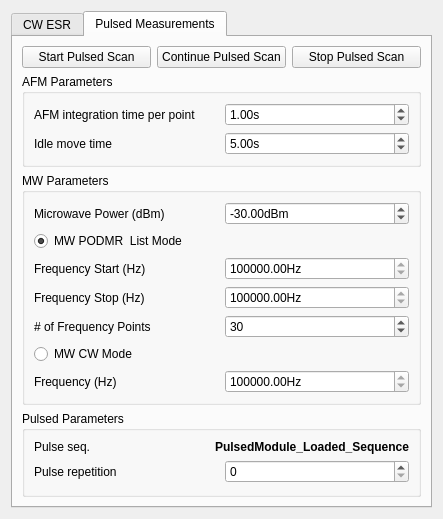
Qt form gui/qafm/ui_quantitative_mode.ui (sriharijayaram5/qudi) before a commit.
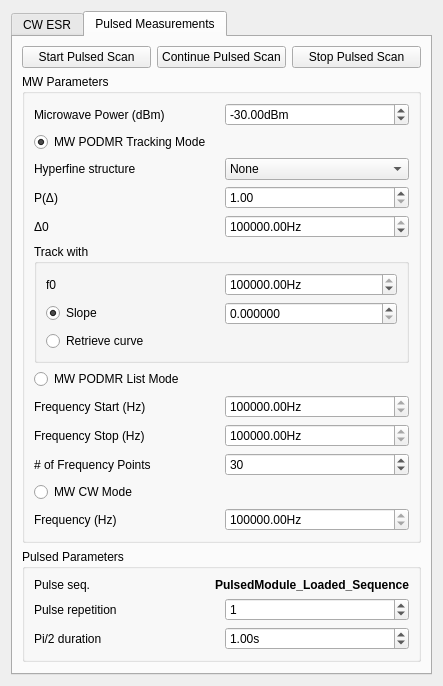
The same form after that commit. The open tabs and pages were chosen to show the change. Custom widgets are drawn as their Qt base class.

```diff
--- a/gui/qafm/ui_quantitative_mode.ui
+++ b/gui/qafm/ui_quantitative_mode.ui
@@ -7,14 +7,14 @@
     <x>0</x>
     <y>0</y>
     <width>410</width>
-    <height>500</height>
+    <height>642</height>
    </rect>
   </property>
   <property name="windowTitle">
    <string>Quantitative Measurement Control</string>
   </property>
-  <layout class="QVBoxLayout" name="verticalLayout">
-   <item>
+  <layout class="QGridLayout" name="gridLayout_4">
+   <item row="0" column="0">
     <widget class="QTabWidget" name="tabWidget">
      <property name="currentIndex">
       <number>1</number>
@@ -26,7 +26,7 @@
       <attribute name="title">
        <string>CW ESR</string>
       </attribute>
-      <layout class="QGridLayout" name="gridLayout_5">
+      <layout class="QGridLayout" name="gridLayout_2">
        <item row="0" column="0">
         <layout class="QHBoxLayout" name="horizontalLayout">
          <item>
@@ -286,7 +286,7 @@
       <attribute name="title">
        <string>Pulsed Measurements</string>
       </attribute>
-      <layout class="QGridLayout" name="gridLayout_4">
+      <layout class="QGridLayout" name="gridLayout_5">
        <item row="0" column="0">
         <layout class="QHBoxLayout" name="horizontalLayout_3">
          <item>
@@ -316,70 +316,12 @@
         </layout>
        </item>
        <item row="1" column="0">
-        <widget class="QGroupBox" name="groupBox_5">
-         <property name="title">
-          <string>AFM Parameters</string>
-         </property>
-         <layout class="QGridLayout" name="gridLayout_6">
-          <item row="0" column="0">
-           <widget class="QLabel" name="label_17">
-            <property name="text">
-             <string>AFM integration time per point</string>
-            </property>
-           </widget>
-          </item>
-          <item row="0" column="1">
-           <widget class="ScienDSpinBox" name="pulsed_afm_int_time_DoubleSpinBox">
-            <property name="suffix">
-             <string>s</string>
-            </property>
-            <property name="singleStep">
-             <double>0.100000000000000</double>
-            </property>
-            <property name="value">
-             <double>1.000000000000000</double>
-            </property>
-           </widget>
-          </item>
-          <item row="1" column="1">
-           <widget class="ScienDSpinBox" name="pulsed_idle_move_time_QDoubleSpinBox">
-            <property name="toolTip">
-             <string>&lt;html&gt;&lt;head/&gt;&lt;body&gt;&lt;p&gt;The time the scanner should take during an idle move, i.e. when it drives to a new position, or to travel to the next starting position if the end line was reached in a single forward scan.&lt;/p&gt;&lt;p&gt;Default is 0.5s.&lt;/p&gt;&lt;/body&gt;&lt;/html&gt;</string>
-            </property>
-            <property name="suffix">
-             <string>s</string>
-            </property>
-            <property name="minimum">
-             <double>0.100000000000000</double>
-            </property>
-            <property name="singleStep">
-             <double>0.100000000000000</double>
-            </property>
-            <property name="value">
-             <double>5.000000000000000</double>
-            </property>
-           </widget>
-          </item>
-          <item row="1" column="0">
-           <widget class="QLabel" name="label_16">
-            <property name="toolTip">
-             <string>&lt;html&gt;&lt;head/&gt;&lt;body&gt;&lt;p&gt;The time the scanner should take during an idle move, i.e. when it drives to a new position, or to travel to the next starting position if the end line was reached in a single forward scan.&lt;/p&gt;&lt;/body&gt;&lt;/html&gt;</string>
-            </property>
-            <property name="text">
-             <string>Idle move time</string>
-            </property>
-           </widget>
-          </item>
-         </layout>
-        </widget>
-       </item>
-       <item row="2" column="0">
         <widget class="QGroupBox" name="groupBox_4">
          <property name="title">
           <string>MW Parameters</string>
          </property>
-         <layout class="QVBoxLayout" name="verticalLayout_4">
-          <item>
+         <layout class="QGridLayout" name="gridLayout_7">
+          <item row="0" column="0">
            <layout class="QHBoxLayout" name="horizontalLayout_9">
             <item>
              <widget class="QLabel" name="label_14">
@@ -412,20 +354,198 @@
             </item>
            </layout>
           </item>
+          <item row="1" column="0">
+           <widget class="QRadioButton" name="mw_tracking_mode_RadioButton">
+            <property name="toolTip">
+             <string>&lt;html&gt;&lt;head/&gt;&lt;body&gt;&lt;p&gt;It is expected that only one resonance peak of the NV is measured.&lt;/p&gt;&lt;/body&gt;&lt;/html&gt;</string>
+            </property>
+            <property name="text">
+             <string>MW PODMR Tracking Mode</string>
+            </property>
+            <property name="checked">
+             <bool>true</bool>
+            </property>
+            <property name="autoExclusive">
+             <bool>false</bool>
+            </property>
+            <attribute name="buttonGroup">
+             <string notr="true">buttonGroup</string>
+            </attribute>
+           </widget>
+          </item>
+          <item row="2" column="0">
+           <layout class="QHBoxLayout" name="horizontalLayout_15">
           <item>
+             <widget class="QLabel" name="label_9">
+              <property name="text">
+               <string>Hyperfine structure</string>
+              </property>
+             </widget>
+            </item>
+            <item>
+             <widget class="QComboBox" name="hyperfine_comboBox">
+              <item>
+               <property name="text">
+                <string>None</string>
+               </property>
+              </item>
+             </widget>
+            </item>
+           </layout>
+          </item>
+          <item row="3" column="0">
+           <layout class="QHBoxLayout" name="horizontalLayout_4">
+            <item>
+             <widget class="QLabel" name="label_24">
+              <property name="text">
+               <string>P(Δ)</string>
+              </property>
+             </widget>
+            </item>
+            <item>
+             <widget class="ScienDSpinBox" name="p_delta_doubleSpinBox">
+              <property name="minimum">
+               <double>1.000000000000000</double>
+              </property>
+              <property name="maximum">
+               <double>100000000000000000.000000000000000</double>
+              </property>
+              <property name="value">
+               <double>1.000000000000000</double>
+              </property>
+             </widget>
+            </item>
+           </layout>
+          </item>
+          <item row="4" column="0">
+           <layout class="QHBoxLayout" name="horizontalLayout_17">
+            <item>
+             <widget class="QLabel" name="label_25">
+              <property name="text">
+               <string>Δ0</string>
+              </property>
+             </widget>
+            </item>
+            <item>
+             <widget class="ScienDSpinBox" name="delta0_doubleSpinBox">
+              <property name="suffix">
+               <string>Hz</string>
+              </property>
+              <property name="minimum">
+               <double>1.000000000000000</double>
+              </property>
+              <property name="maximum">
+               <double>13000000000.000000000000000</double>
+              </property>
+              <property name="singleStep">
+               <double>1000.000000000000000</double>
+              </property>
+              <property name="value">
+               <double>100000.000000000000000</double>
+              </property>
+             </widget>
+            </item>
+           </layout>
+          </item>
+          <item row="5" column="0">
+           <widget class="QGroupBox" name="groupBox_3">
+            <property name="title">
+             <string>Track with</string>
+            </property>
+            <property name="flat">
+             <bool>false</bool>
+            </property>
+            <property name="checkable">
+             <bool>false</bool>
+            </property>
+            <layout class="QGridLayout" name="gridLayout">
+             <item row="0" column="0">
+              <layout class="QHBoxLayout" name="horizontalLayout_18">
+               <item>
+                <widget class="QLabel" name="label_26">
+                 <property name="text">
+                  <string>f0</string>
+                 </property>
+                </widget>
+               </item>
+               <item>
+                <widget class="ScienDSpinBox" name="f0_doubleSpinBox">
+                 <property name="toolTip">
+                  <string>&lt;html&gt;&lt;head/&gt;&lt;body&gt;&lt;p&gt;The f0 must always be the left most peak in case of Hyperfine structure being present&lt;/p&gt;&lt;/body&gt;&lt;/html&gt;</string>
+                 </property>
+                 <property name="suffix">
+                  <string>Hz</string>
+                 </property>
+                 <property name="minimum">
+                  <double>1.000000000000000</double>
+                 </property>
+                 <property name="maximum">
+                  <double>13000000000.000000000000000</double>
+                 </property>
+                 <property name="singleStep">
+                  <double>1000.000000000000000</double>
+                 </property>
+                 <property name="value">
+                  <double>2870000000.000000000000000</double>
+                 </property>
+                </widget>
+               </item>
+              </layout>
+             </item>
+             <item row="1" column="0">
+              <layout class="QHBoxLayout" name="horizontalLayout_16">
+               <item>
+                <widget class="QRadioButton" name="slope_radioButton">
+                 <property name="text">
+                  <string>Slope</string>
+                 </property>
+                 <property name="checked">
+                  <bool>true</bool>
+                 </property>
+                </widget>
+               </item>
+               <item>
+                <widget class="ScienDSpinBox" name="slope2_doubleSpinBox">
+                 <property name="decimals">
+                  <number>6</number>
+                 </property>
+                 <property name="maximum">
+                  <double>99999999999999997168788049560464200849936328366177157906432.000000000000000</double>
+                 </property>
+                </widget>
+               </item>
+              </layout>
+             </item>
+             <item row="2" column="0">
+              <widget class="QRadioButton" name="retrieve_radioButton">
+               <property name="toolTip">
+                <string>&lt;html&gt;&lt;head/&gt;&lt;body&gt;&lt;p&gt;Retrieve PODMR curve from the PODMR qudi module and use as a look up table. Works if PODMR was measured since module load.&lt;/p&gt;&lt;p&gt;&lt;br/&gt;&lt;/p&gt;&lt;/body&gt;&lt;/html&gt;</string>
+               </property>
+               <property name="text">
+                <string>Retrieve curve</string>
+               </property>
+              </widget>
+             </item>
+            </layout>
+           </widget>
+          </item>
+          <item row="6" column="0">
            <widget class="QRadioButton" name="mw_list_mode_RadioButton">
             <property name="toolTip">
              <string>&lt;html&gt;&lt;head/&gt;&lt;body&gt;&lt;p&gt;It is expected that only one resonance peak of the NV is measured.&lt;/p&gt;&lt;/body&gt;&lt;/html&gt;</string>
             </property>
             <property name="text">
-             <string>MW PODMR  List Mode</string>
+             <string>MW PODMR List Mode</string>
             </property>
             <property name="checked">
+             <bool>false</bool>
+            </property>
+            <property name="autoExclusive">
              <bool>true</bool>
             </property>
            </widget>
           </item>
-          <item>
+          <item row="7" column="0">
            <layout class="QHBoxLayout" name="horizontalLayout_5">
             <item>
              <widget class="QLabel" name="label_10">
@@ -455,7 +575,7 @@
             </item>
            </layout>
           </item>
-          <item>
+          <item row="8" column="0">
            <layout class="QHBoxLayout" name="horizontalLayout_6">
             <item>
              <widget class="QLabel" name="label_11">
@@ -485,7 +605,7 @@
             </item>
            </layout>
           </item>
-          <item>
+          <item row="9" column="0">
            <layout class="QHBoxLayout" name="horizontalLayout_7">
             <item>
              <widget class="QLabel" name="label_13">
@@ -506,7 +626,7 @@
             </item>
            </layout>
           </item>
-          <item>
+          <item row="10" column="0">
            <widget class="QRadioButton" name="cw_mode_RadioButton">
             <property name="toolTip">
              <string>&lt;html&gt;&lt;head/&gt;&lt;body&gt;&lt;p&gt;It is expected that only one resonance peak of the NV is measured.&lt;/p&gt;&lt;/body&gt;&lt;/html&gt;</string>
@@ -519,7 +639,7 @@
             </property>
            </widget>
           </item>
-          <item>
+          <item row="11" column="0">
            <layout class="QHBoxLayout" name="horizontalLayout_8">
             <item>
              <widget class="QLabel" name="label_12">
@@ -552,20 +672,22 @@
          </layout>
         </widget>
        </item>
-       <item row="3" column="0">
+       <item row="2" column="0">
         <widget class="QGroupBox" name="groupBox_6">
          <property name="title">
           <string>Pulsed Parameters</string>
          </property>
-         <layout class="QFormLayout" name="formLayout">
+         <layout class="QGridLayout" name="gridLayout_8">
           <item row="0" column="0">
+           <layout class="QHBoxLayout" name="horizontalLayout_29">
+            <item>
            <widget class="QLabel" name="label_19">
             <property name="text">
              <string>Pulse seq.</string>
             </property>
            </widget>
           </item>
-          <item row="0" column="1">
+            <item>
            <widget class="QLabel" name="loaded_sequence_label">
             <property name="font">
              <font>
@@ -582,8 +704,10 @@
             </property>
            </widget>
           </item>
-          <item row="1" column="0" colspan="2">
-           <layout class="QHBoxLayout" name="horizontalLayout_2">
+           </layout>
+          </item>
+          <item row="1" column="0">
+           <layout class="QHBoxLayout" name="horizontalLayout_28">
             <item>
              <widget class="QLabel" name="label_18">
               <property name="toolTip">
@@ -599,13 +723,56 @@
               <property name="maximum">
                <number>1000000000</number>
               </property>
+              <property name="value">
+               <number>1</number>
+              </property>
              </widget>
             </item>
            </layout>
           </item>
-         </layout>
+          <item row="2" column="0">
+           <layout class="QHBoxLayout" name="horizontalLayout_2">
+            <item>
+             <widget class="QLabel" name="label_27">
+              <property name="toolTip">
+               <string>&lt;html&gt;&lt;head/&gt;&lt;body&gt;&lt;p&gt;The time the scanner should take during an idle move, i.e. when it drives to a new position, or to travel to the next starting position if the end line was reached in a single forward scan.&lt;/p&gt;&lt;/body&gt;&lt;/html&gt;</string>
+              </property>
+              <property name="text">
+               <string>Pi/2 duration</string>
+              </property>
+             </widget>
+            </item>
+            <item>
+             <widget class="ScienDSpinBox" name="pi_half_doubleSpinBox">
+              <property name="suffix">
+               <string>s</string>
+              </property>
+              <property name="maximum">
+               <double>100.000000000000000</double>
+              </property>
+              <property name="value">
+               <double>1.000000000000000</double>
+              </property>
+             </widget>
+            </item>
+           </layout>
+          </item>
+         </layout>
         </widget>
        </item>
+       <item row="3" column="0">
+        <spacer name="verticalSpacer_2">
+         <property name="orientation">
+          <enum>Qt::Vertical</enum>
+         </property>
+         <property name="sizeHint" stdset="0">
+          <size>
+           <width>20</width>
+           <height>5</height>
+          </size>
+         </property>
+        </spacer>
+       </item>
       </layout>
      </widget>
     </widget>
```
Left out of the diff: 274 changed lines with no effect on the pictures. Lines whose indentation alone changed are shown as unchanged.
